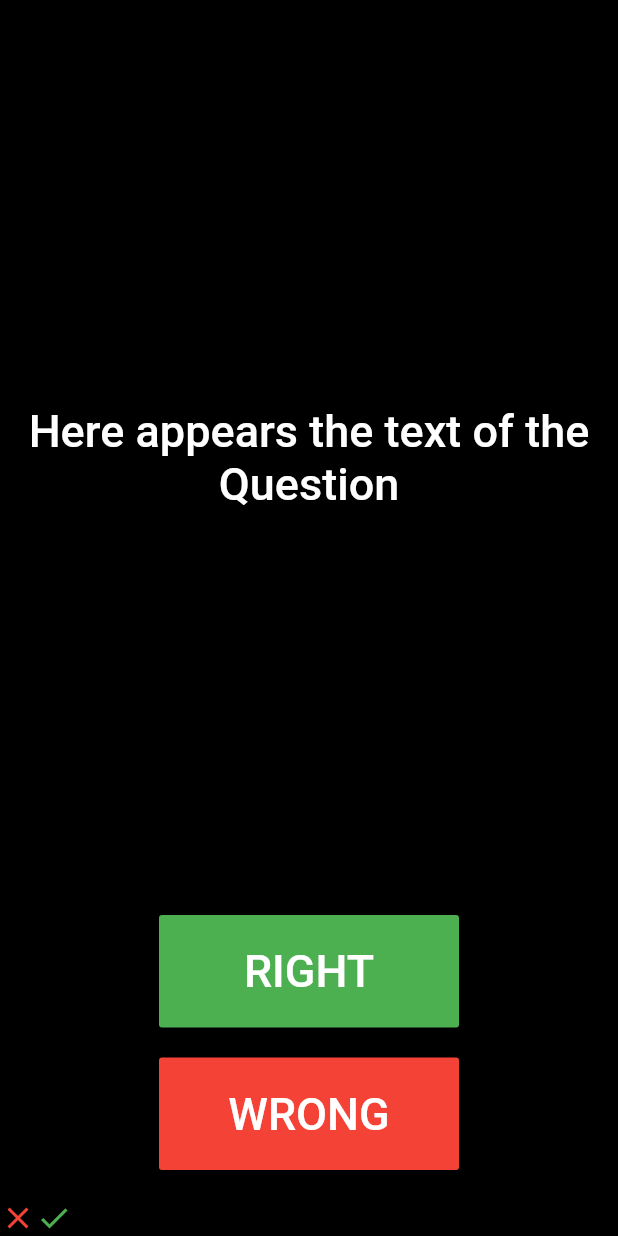
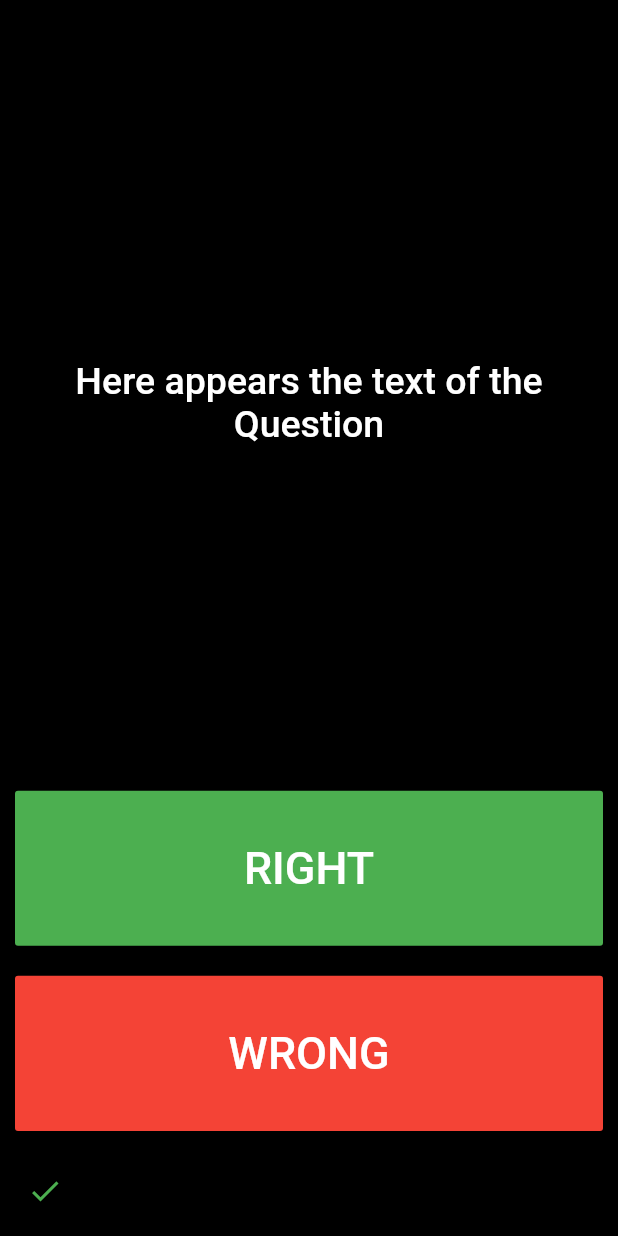
Before and after one commit to matatoMatata94/quizzly, a Flutter app: the screen it shows after launch, after a tap on "RIGHT", on a phone screen of 412 x 824 dp. Run offline on Flutter 3.47's test engine with Material 2 defaults, Android fonts, the phone set to English and light mode, and no system bars.

Commit message:
Added a answer tracker

```diff
--- a/lib/main.dart
+++ b/lib/main.dart
@@ -11,39 +11,56 @@ class Quizzly extends StatefulWidget {
 }
 
 class _QuizzlyState extends State<Quizzly> {
+  List<Icon> answers = [];
+
   @override
   Widget build(BuildContext context) {
     return MaterialApp(
       home: Scaffold(
         backgroundColor: Colors.black,
-        body: Column(
+        body: SafeArea(
+          child: Padding(
+            padding: const EdgeInsets.all(10.0),
+            child: Column(
               mainAxisAlignment: MainAxisAlignment.spaceEvenly,
+              crossAxisAlignment: CrossAxisAlignment.stretch,
               children: [
                 Expanded(
+                  flex: 5,
                   child: Center(
                     child: MaterialButton(
                       onPressed: () {},
                       child: Text(
                         'Here appears the text of the Question',
-                    style: TextStyle(color: Colors.white, fontSize: 30),
+                        style: TextStyle(color: Colors.white, fontSize: 25),
                         textAlign: TextAlign.center,
                       ),
                     ),
                   ),
                 ),
-            MaterialButton(
+                Expanded(
+                  child: MaterialButton(
                     padding: EdgeInsets.all(20),
-              height: 75,
-              minWidth: 200,
+                    // height: 75,
+                    // minWidth: 200,
                     color: Colors.green,
-              onPressed: () {},
+                    onPressed: () {
+                      setState(() {
+                        answers.add(Icon(
+                          Icons.check,
+                          color: Colors.green,
+                        ));
+                      });
+                    },
                     child: Text(
                       'RIGHT',
                       style: TextStyle(color: Colors.white, fontSize: 30),
                     ),
                   ),
+                ),
                 SizedBox(height: 20),
-            MaterialButton(
+                Expanded(
+                  child: MaterialButton(
                     padding: EdgeInsets.all(20),
                     height: 75,
                     minWidth: 200,
@@ -54,20 +71,15 @@ class _QuizzlyState extends State<Quizzly> {
                       style: TextStyle(color: Colors.white, fontSize: 30),
                     ),
                   ),
+                ),
                 SizedBox(height: 20),
-            Row(
-              children: [
-                Icon(
-                  Icons.close,
-                  color: Colors.red,
+                Padding(
+                  padding: const EdgeInsets.all(8.0),
+                  child: Row(children: answers),
                 ),
-                Icon(
-                  Icons.check,
-                  color: Colors.green,
-                )
               ],
             ),
-          ],
+          ),
         ),
       ),
     );
```
Lines whose indentation alone changed are shown as unchanged.
